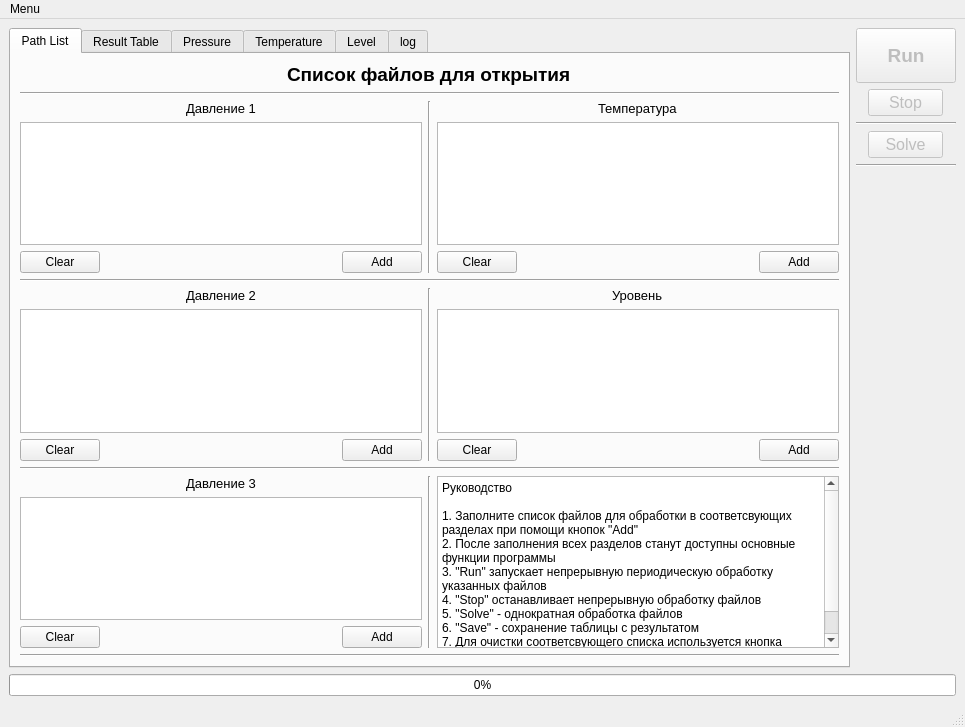
MrMeowlnir/meowproj, file heliumLogs/MainWindow.ui: the form before one commit.
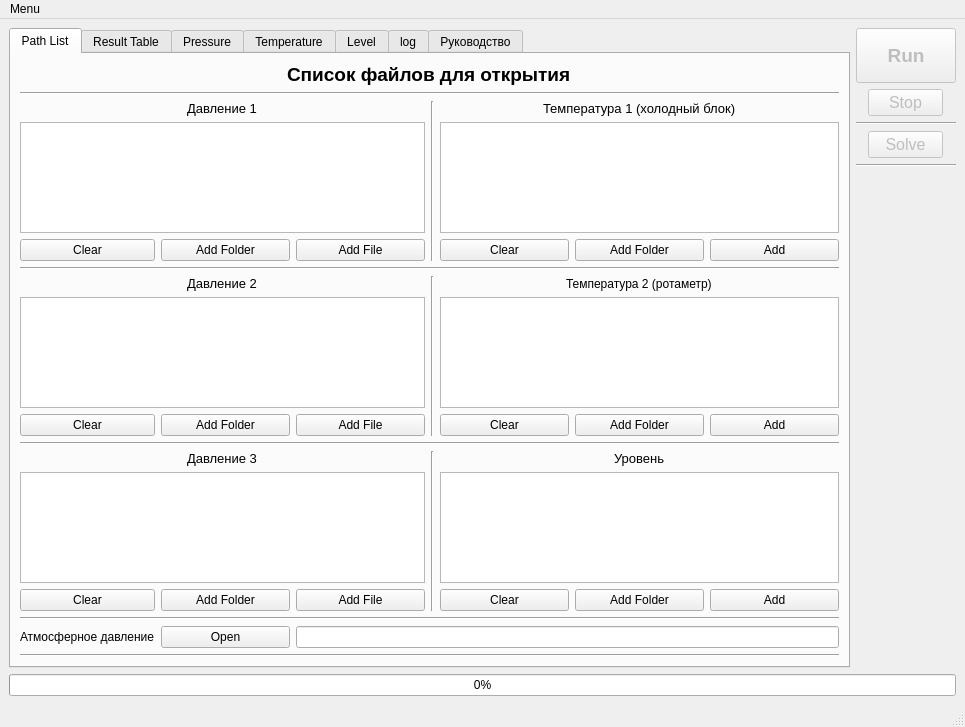
The form after the commit.

Commit message:
Доработки версия 0.7
Добавлена обработка файла атмосферного давления
Добавлена логика интерполяции промежуточных значений давления
Добавлено Вычисление абсолютного давления
Добавлены кнопка сохранения таблицы без NaN значений
Добавлена кнопка сохранения таблицы по разным страницам в excel (p, t, t2, l)
Добавлена обработка файлов температуры у ротаметров

The edit to the form file:
```diff
--- a/heliumLogs/MainWindow.ui
+++ b/heliumLogs/MainWindow.ui
@@ -145,96 +145,33 @@
          <layout class="QGridLayout" name="gridLayout_4">
           <item row="0" column="0">
            <layout class="QGridLayout" name="gridLayout_3">
-            <item row="8" column="0" alignment="Qt::AlignLeft">
-             <widget class="QPushButton" name="button_press2_clear">
-              <property name="text">
-               <string>Clear</string>
-              </property>
-             </widget>
-            </item>
-            <item row="8" column="1" alignment="Qt::AlignRight">
-             <widget class="QPushButton" name="button_press2_add">
-              <property name="text">
-               <string>Add</string>
-              </property>
-             </widget>
-            </item>
-            <item row="8" column="3" alignment="Qt::AlignLeft">
-             <widget class="QPushButton" name="button_level_clear">
-              <property name="text">
-               <string>Clear</string>
-              </property>
-             </widget>
-            </item>
-            <item row="3" column="0" colspan="2">
-             <widget class="QPlainTextEdit" name="edit_press1">
+            <item row="7" column="0" colspan="3">
+             <widget class="QPlainTextEdit" name="edit_press2">
               <property name="readOnly">
                <bool>true</bool>
               </property>
              </widget>
             </item>
-            <item row="7" column="3" colspan="2">
-             <widget class="QPlainTextEdit" name="edit_level">
-              <property name="readOnly">
-               <bool>true</bool>
-              </property>
-             </widget>
-            </item>
-            <item row="0" column="0" colspan="5" alignment="Qt::AlignHCenter">
-             <widget class="QLabel" name="label">
-              <property name="maximumSize">
-               <size>
-                <width>16777215</width>
-                <height>100</height>
-               </size>
-              </property>
+            <item row="2" column="4" colspan="3" alignment="Qt::AlignHCenter">
+             <widget class="QLabel" name="label_3">
               <property name="font">
                <font>
-                <pointsize>14</pointsize>
-                <weight>75</weight>
-                <bold>true</bold>
+                <pointsize>10</pointsize>
                </font>
               </property>
               <property name="text">
-               <string>Список файлов для открытия</string>
+               <string>Температура 1 (холодный блок)</string>
               </property>
              </widget>
             </item>
-            <item row="4" column="1" alignment="Qt::AlignRight">
-             <widget class="QPushButton" name="button_press1_add">
+            <item row="4" column="6">
+             <widget class="QPushButton" name="button_temp_add">
               <property name="text">
                <string>Add</string>
               </property>
              </widget>
             </item>
-            <item row="4" column="0" alignment="Qt::AlignLeft">
-             <widget class="QPushButton" name="button_press1_clear">
-              <property name="maximumSize">
-               <size>
-                <width>16777215</width>
-                <height>16777215</height>
-               </size>
-              </property>
-              <property name="text">
-               <string>Clear</string>
-              </property>
-             </widget>
-            </item>
-            <item row="4" column="3" alignment="Qt::AlignLeft">
-             <widget class="QPushButton" name="button_temp_clear">
-              <property name="text">
-               <string>Clear</string>
-              </property>
-             </widget>
-            </item>
-            <item row="8" column="4" alignment="Qt::AlignRight">
-             <widget class="QPushButton" name="button_level_add">
-              <property name="text">
-               <string>Add</string>
-              </property>
-             </widget>
-            </item>
-            <item row="6" column="0" colspan="2" alignment="Qt::AlignHCenter">
+            <item row="6" column="0" colspan="3" alignment="Qt::AlignHCenter">
              <widget class="QLabel" name="label_4">
               <property name="font">
                <font>
@@ -246,7 +183,7 @@
               </property>
              </widget>
             </item>
-            <item row="2" column="0" colspan="2" alignment="Qt::AlignHCenter">
+            <item row="2" column="0" colspan="3" alignment="Qt::AlignHCenter">
              <widget class="QLabel" name="label_2">
               <property name="font">
                <font>
@@ -258,7 +195,7 @@
               </property>
              </widget>
             </item>
-            <item row="10" column="0" colspan="2" alignment="Qt::AlignHCenter">
+            <item row="10" column="0" colspan="3" alignment="Qt::AlignHCenter">
              <widget class="QLabel" name="label_5">
               <property name="font">
                <font>
@@ -270,33 +207,42 @@
               </property>
              </widget>
             </item>
-            <item row="7" column="0" colspan="2">
-             <widget class="QPlainTextEdit" name="edit_press2">
+            <item row="3" column="0" colspan="3">
+             <widget class="QPlainTextEdit" name="edit_press1">
               <property name="readOnly">
                <bool>true</bool>
               </property>
              </widget>
             </item>
-            <item row="2" column="3" colspan="2" alignment="Qt::AlignHCenter">
-             <widget class="QLabel" name="label_3">
-              <property name="font">
-               <font>
-                <pointsize>10</pointsize>
-               </font>
+            <item row="11" column="4" colspan="3">
+             <widget class="QPlainTextEdit" name="edit_level">
+              <property name="readOnly">
+               <bool>true</bool>
               </property>
+             </widget>
+            </item>
+            <item row="8" column="0">
+             <widget class="QPushButton" name="button_press2_clear">
               <property name="text">
-               <string>Температура</string>
+               <string>Clear</string>
               </property>
              </widget>
             </item>
-            <item row="4" column="4" alignment="Qt::AlignRight">
-             <widget class="QPushButton" name="button_temp_add">
-              <property name="text">
-               <string>Add</string>
+            <item row="10" column="3" rowspan="3">
+             <widget class="Line" name="line_8">
+              <property name="orientation">
+               <enum>Qt::Vertical</enum>
               </property>
              </widget>
             </item>
-            <item row="6" column="3" colspan="2" alignment="Qt::AlignHCenter">
+            <item row="3" column="4" colspan="3">
+             <widget class="QPlainTextEdit" name="edit_temp">
+              <property name="readOnly">
+               <bool>true</bool>
+              </property>
+             </widget>
+            </item>
+            <item row="10" column="4" colspan="3" alignment="Qt::AlignHCenter">
              <widget class="QLabel" name="label_6">
               <property name="font">
                <font>
@@ -308,103 +254,223 @@
               </property>
              </widget>
             </item>
-            <item row="11" column="0" colspan="2">
+            <item row="11" column="0" colspan="3">
              <widget class="QPlainTextEdit" name="edit_press3">
               <property name="readOnly">
                <bool>true</bool>
               </property>
              </widget>
             </item>
-            <item row="12" column="0" alignment="Qt::AlignLeft">
+            <item row="12" column="0">
              <widget class="QPushButton" name="button_press3_clear">
               <property name="text">
                <string>Clear</string>
               </property>
              </widget>
             </item>
-            <item row="12" column="1" alignment="Qt::AlignRight">
+            <item row="12" column="2">
              <widget class="QPushButton" name="button_press3_add">
               <property name="text">
-               <string>Add</string>
+               <string>Add File</string>
               </property>
              </widget>
             </item>
-            <item row="1" column="0" colspan="5">
+            <item row="1" column="0" colspan="7">
              <widget class="Line" name="line_5">
               <property name="orientation">
                <enum>Qt::Horizontal</enum>
               </property>
              </widget>
             </item>
-            <item row="5" column="0" colspan="5">
+            <item row="5" column="0" colspan="7">
              <widget class="Line" name="line_3">
               <property name="orientation">
                <enum>Qt::Horizontal</enum>
               </property>
              </widget>
             </item>
-            <item row="6" column="2" rowspan="3">
+            <item row="6" column="3" rowspan="3">
              <widget class="Line" name="line_2">
               <property name="orientation">
                <enum>Qt::Vertical</enum>
               </property>
              </widget>
             </item>
-            <item row="9" column="0" colspan="5">
+            <item row="9" column="0" colspan="7">
              <widget class="Line" name="line_4">
               <property name="orientation">
                <enum>Qt::Horizontal</enum>
               </property>
              </widget>
             </item>
-            <item row="2" column="2" rowspan="3">
+            <item row="2" column="3" rowspan="3">
              <widget class="Line" name="line_7">
               <property name="orientation">
                <enum>Qt::Vertical</enum>
               </property>
              </widget>
             </item>
-            <item row="10" column="2" rowspan="3">
-             <widget class="Line" name="line_8">
+            <item row="8" column="2">
+             <widget class="QPushButton" name="button_press2_add">
+              <property name="text">
+               <string>Add File</string>
+              </property>
+             </widget>
+            </item>
+            <item row="4" column="5">
+             <widget class="QPushButton" name="button_temp_addfolder">
+              <property name="text">
+               <string>Add Folder</string>
+              </property>
+             </widget>
+            </item>
+            <item row="6" column="4" colspan="3" alignment="Qt::AlignHCenter">
+             <widget class="QLabel" name="label_7">
+              <property name="text">
+               <string>Температура 2 (ротаметр)</string>
+              </property>
+             </widget>
+            </item>
+            <item row="8" column="1">
+             <widget class="QPushButton" name="button_press2_addfolder">
+              <property name="text">
+               <string>Add Folder</string>
+              </property>
+             </widget>
+            </item>
+            <item row="12" column="1">
+             <widget class="QPushButton" name="button_press3_addfolder">
+              <property name="text">
+               <string>Add Folder</string>
+              </property>
+             </widget>
+            </item>
+            <item row="4" column="1">
+             <widget class="QPushButton" name="button_press1_addfolder">
+              <property name="text">
+               <string>Add Folder</string>
+              </property>
+             </widget>
+            </item>
+            <item row="0" column="0" colspan="7" alignment="Qt::AlignHCenter">
+             <widget class="QLabel" name="label">
+              <property name="maximumSize">
+               <size>
+                <width>16777215</width>
+                <height>100</height>
+               </size>
+              </property>
+              <property name="font">
+               <font>
+                <pointsize>14</pointsize>
+                <weight>75</weight>
+                <bold>true</bold>
+               </font>
+              </property>
+              <property name="text">
+               <string>Список файлов для открытия</string>
+              </property>
+             </widget>
+            </item>
+            <item row="4" column="2">
+             <widget class="QPushButton" name="button_press1_add">
+              <property name="text">
+               <string>Add File</string>
+              </property>
+             </widget>
+            </item>
+            <item row="4" column="0">
+             <widget class="QPushButton" name="button_press1_clear">
+              <property name="maximumSize">
+               <size>
+                <width>16777215</width>
+                <height>16777215</height>
+               </size>
+              </property>
+              <property name="text">
+               <string>Clear</string>
+              </property>
+             </widget>
+            </item>
+            <item row="4" column="4">
+             <widget class="QPushButton" name="button_temp_clear">
+              <property name="text">
+               <string>Clear</string>
+              </property>
+             </widget>
+            </item>
+            <item row="12" column="4">
+             <widget class="QPushButton" name="button_level_clear">
+              <property name="text">
+               <string>Clear</string>
+              </property>
+             </widget>
+            </item>
+            <item row="14" column="0" alignment="Qt::AlignHCenter|Qt::AlignVCenter">
+             <widget class="QLabel" name="label_8">
+              <property name="text">
+               <string>Атмосферное давление</string>
+              </property>
+             </widget>
+            </item>
+            <item row="8" column="5">
+             <widget class="QPushButton" name="button_temp2_addfolder">
+              <property name="text">
+               <string>Add Folder</string>
+              </property>
+             </widget>
+            </item>
+            <item row="8" column="4">
+             <widget class="QPushButton" name="button_temp2_clear">
+              <property name="text">
+               <string>Clear</string>
+              </property>
+             </widget>
+            </item>
+            <item row="8" column="6">
+             <widget class="QPushButton" name="button_temp2_add">
+              <property name="text">
+               <string>Add</string>
+              </property>
+             </widget>
+            </item>
+            <item row="12" column="5">
+             <widget class="QPushButton" name="button_level_addfolder">
+              <property name="text">
+               <string>Add Folder</string>
+              </property>
+             </widget>
+            </item>
+            <item row="12" column="6">
+             <widget class="QPushButton" name="button_level_add">
+              <property name="text">
+               <string>Add</string>
+              </property>
+             </widget>
+            </item>
+            <item row="7" column="4" colspan="3">
+             <widget class="QPlainTextEdit" name="edit_temp2"/>
+            </item>
+            <item row="13" column="0" colspan="7">
+             <widget class="Line" name="line_10">
               <property name="orientation">
-               <enum>Qt::Vertical</enum>
+               <enum>Qt::Horizontal</enum>
               </property>
              </widget>
             </item>
-            <item row="3" column="3" colspan="2">
-             <widget class="QPlainTextEdit" name="edit_temp">
-              <property name="readOnly">
-               <bool>true</bool>
+            <item row="14" column="1">
+             <widget class="QPushButton" name="button_pressatm_open">
+              <property name="text">
+               <string>Open</string>
               </property>
              </widget>
             </item>
-            <item row="10" column="3" rowspan="3" colspan="2">
-             <widget class="QPlainTextEdit" name="plainTextEdit">
-              <property name="enabled">
-               <bool>true</bool>
-              </property>
-              <property name="readOnly">
-               <bool>true</bool>
-              </property>
-              <property name="plainText">
-               <string>Руководство
-
-1. Заполните список файлов для обработки в соответсвующих разделах при помощи кнопок &quot;Add&quot;
-2. После заполнения всех разделов станут доступны основные функции программы
-3. &quot;Run&quot; запускает непрерывную периодическую обработку указанных файлов
-4. &quot;Stop&quot; останавливает непрерывную обработку файлов
-5. &quot;Solve&quot; - однократная обработка файлов
-6. &quot;Save&quot; - сохранение таблицы с результатом
-7. Для очистки соответсвующего списка используется кнопка &quot;Clear&quot; </string>
-              </property>
-              <property name="overwriteMode">
-               <bool>false</bool>
-              </property>
-             </widget>
+            <item row="14" column="2" colspan="5">
+             <widget class="QLineEdit" name="edit_pressatm"/>
             </item>
            </layout>
           </item>
-          <item row="1" column="0">
+          <item row="2" column="0">
            <widget class="Line" name="line_6">
             <property name="orientation">
              <enum>Qt::Horizontal</enum>
@@ -435,7 +501,7 @@
               </property>
              </widget>
             </item>
-            <item row="0" column="1">
+            <item row="0" column="3">
              <widget class="QLineEdit" name="edit_save">
               <property name="font">
                <font>
@@ -447,9 +513,34 @@
               </property>
              </widget>
             </item>
-            <item row="1" column="0" colspan="2">
+            <item row="1" column="0" colspan="4">
              <widget class="QTableView" name="table_result"/>
             </item>
+            <item row="0" column="1">
+             <widget class="QPushButton" name="button_save_dropna">
+              <property name="enabled">
+               <bool>false</bool>
+              </property>
+              <property name="font">
+               <font>
+                <pointsize>8</pointsize>
+               </font>
+              </property>
+              <property name="text">
+               <string>Save_dropna</string>
+              </property>
+             </widget>
+            </item>
+            <item row="0" column="2">
+             <widget class="QPushButton" name="button_save_split">
+              <property name="enabled">
+               <bool>false</bool>
+              </property>
+              <property name="text">
+               <string>Save_split</string>
+              </property>
+             </widget>
+            </item>
            </layout>
           </item>
          </layout>
@@ -502,6 +593,37 @@
           </item>
          </layout>
         </widget>
+        <widget class="QWidget" name="tab">
+         <attribute name="title">
+          <string>Руководство</string>
+         </attribute>
+         <layout class="QVBoxLayout" name="verticalLayout_3">
+          <item>
+           <widget class="QPlainTextEdit" name="plainTextEdit">
+            <property name="enabled">
+             <bool>true</bool>
+            </property>
+            <property name="readOnly">
+             <bool>true</bool>
+            </property>
+            <property name="plainText">
+             <string>Руководство
+
+1. Заполните список файлов для обработки в соответсвующих разделах при помощи кнопок &quot;Add&quot;
+2. После заполнения всех разделов станут доступны основные функции программы
+3. &quot;Run&quot; запускает непрерывную периодическую обработку указанных файлов
+4. &quot;Stop&quot; останавливает непрерывную обработку файлов
+5. &quot;Solve&quot; - однократная обработка файлов
+6. &quot;Save&quot; - сохранение таблицы с результатом
+7. Для очистки соответсвующего списка используется кнопка &quot;Clear&quot; </string>
+            </property>
+            <property name="overwriteMode">
+             <bool>false</bool>
+            </property>
+           </widget>
+          </item>
+         </layout>
+        </widget>
        </widget>
       </item>
       <item row="2" column="1">
```
The commit also changes 1 other file.
